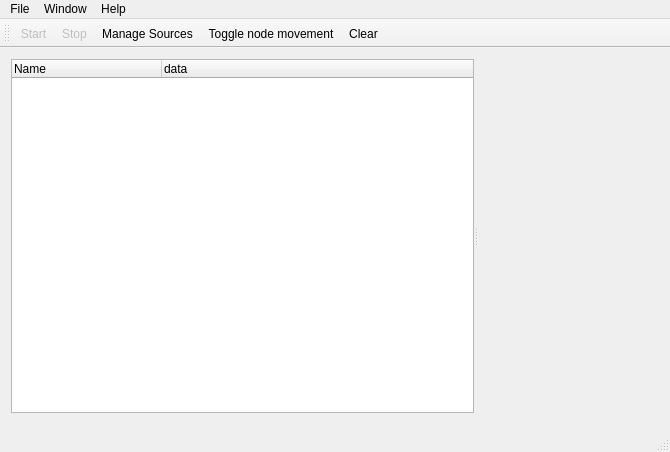
Old version of the form MainWindow.ui in the repository cetic/foren6-gui-qt.
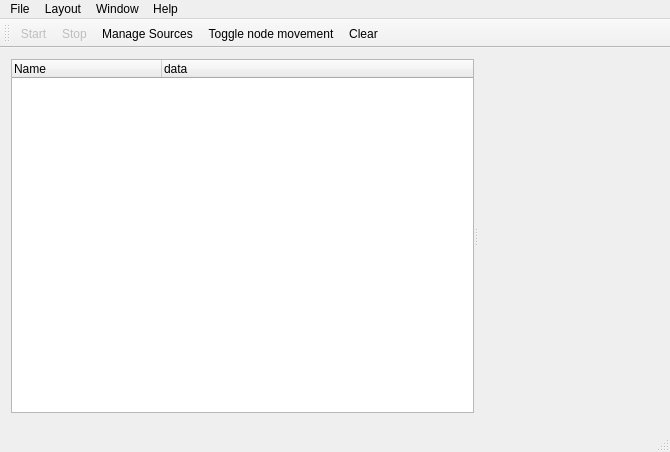
New version of the form. Icons and pictures are not drawn. Custom widgets are drawn as their Qt base class.

Commit message: Add support of deployment layouts

```diff
--- a/MainWindow.ui
+++ b/MainWindow.ui
@@ -67,6 +67,14 @@
     <addaction name="actionStop"/>
     <addaction name="actionOpenSnifferDialog"/>
    </widget>
+   <widget class="QMenu" name="menuLayout">
+    <property name="title">
+     <string>Layout</string>
+    </property>
+    <addaction name="actionLoadLayout"/>
+    <addaction name="actionSaveLayout"/>
+    <addaction name="actionClearLayout"/>
+   </widget>
    <widget class="QMenu" name="menuWindow">
     <property name="title">
      <string>Window</string>
@@ -80,6 +88,7 @@
     <addaction name="actionAbout"/>
    </widget>
    <addaction name="menuFile"/>
+   <addaction name="menuLayout"/>
    <addaction name="menuWindow"/>
    <addaction name="menuAbout"/>
   </widget>
```
Left out of the diff: 15 changed lines with no effect on the pictures. The commit also changes 7 other files.
